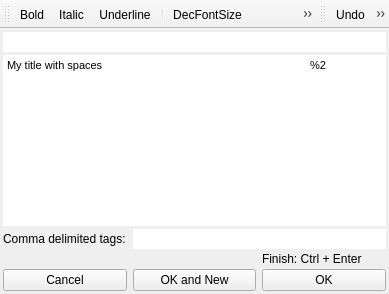
Before: the Qt Designer form src/createnoteform.ui in graninas/WhiteLightNotes, drawn with Qt 5.
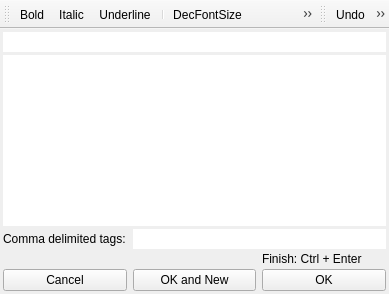
After: the same form once the commit is applied. Icons and pictures are not drawn.

Patch:
```diff
--- a/src/createnoteform.ui
+++ b/src/createnoteform.ui
@@ -66,12 +66,7 @@
 &lt;html&gt;&lt;head&gt;&lt;meta name=&quot;qrichtext&quot; content=&quot;1&quot; /&gt;&lt;style type=&quot;text/css&quot;&gt;
 p, li { white-space: pre-wrap; }
 &lt;/style&gt;&lt;/head&gt;&lt;body style=&quot; font-family:'MS Shell Dlg 2'; font-size:8.25pt; font-weight:400; font-style:normal;&quot;&gt;
-&lt;table border=&quot;0&quot; style=&quot; margin-top:0px; margin-bottom:0px; margin-left:0px; margin-right:0px;&quot; width=&quot;100%&quot; cellspacing=&quot;0&quot; cellpadding=&quot;0&quot;&gt;
-&lt;tr&gt;
-&lt;td width=&quot;80%&quot;&gt;
-&lt;p style=&quot; margin-top:0px; margin-bottom:0px; margin-left:0px; margin-right:0px; -qt-block-indent:0; text-indent:0px;&quot;&gt;&lt;span style=&quot; font-size:8pt;&quot;&gt;My title with spaces                                                                                                                                                                                                                                          &lt;/span&gt;&lt;/p&gt;&lt;/td&gt;
-&lt;td&gt;
-&lt;p style=&quot; margin-top:0px; margin-bottom:0px; margin-left:0px; margin-right:0px; -qt-block-indent:0; text-indent:0px;&quot;&gt;&lt;span style=&quot; font-size:8pt;&quot;&gt; %2 &lt;/span&gt;&lt;/p&gt;&lt;/td&gt;&lt;/tr&gt;&lt;/table&gt;&lt;/body&gt;&lt;/html&gt;</string>
+&lt;p style=&quot;-qt-paragraph-type:empty; margin-top:0px; margin-bottom:0px; margin-left:0px; margin-right:0px; -qt-block-indent:0; text-indent:0px; font-size:8pt;&quot;&gt;&lt;/p&gt;&lt;/body&gt;&lt;/html&gt;</string>
       </property>
      </widget>
     </item>
```
Left out of the diff: 2 changed lines with no effect on the pictures.
